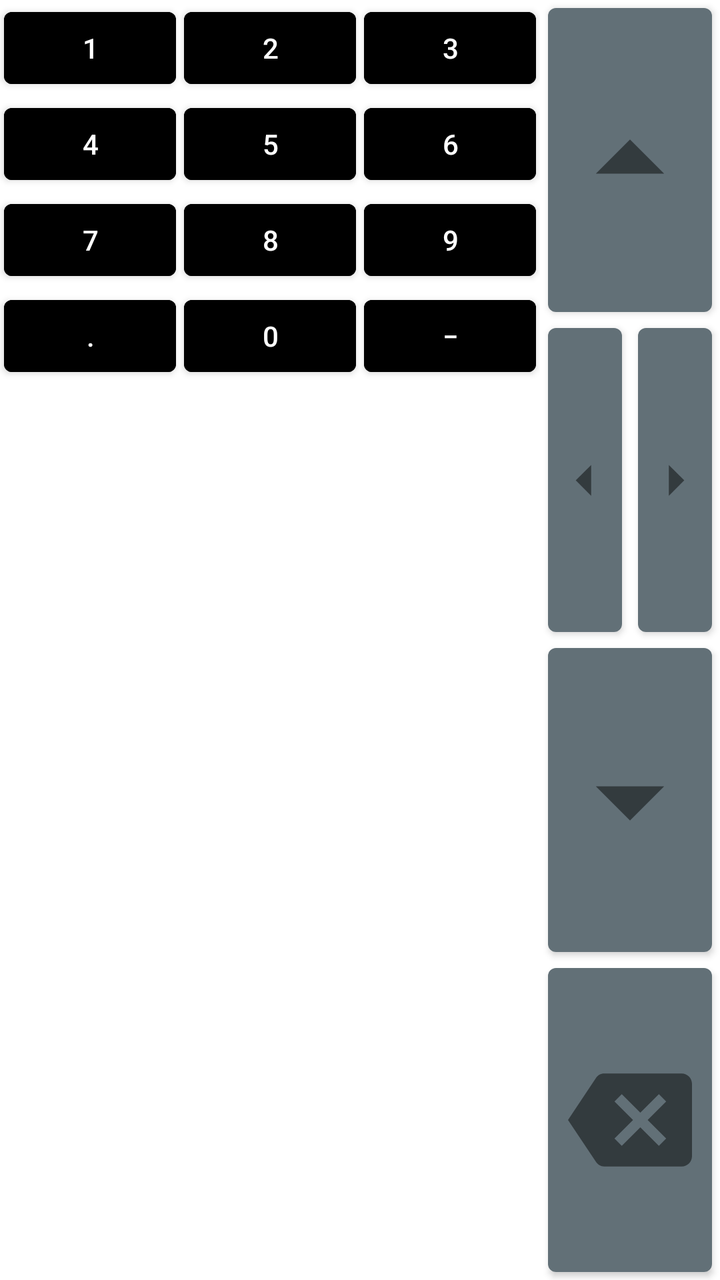
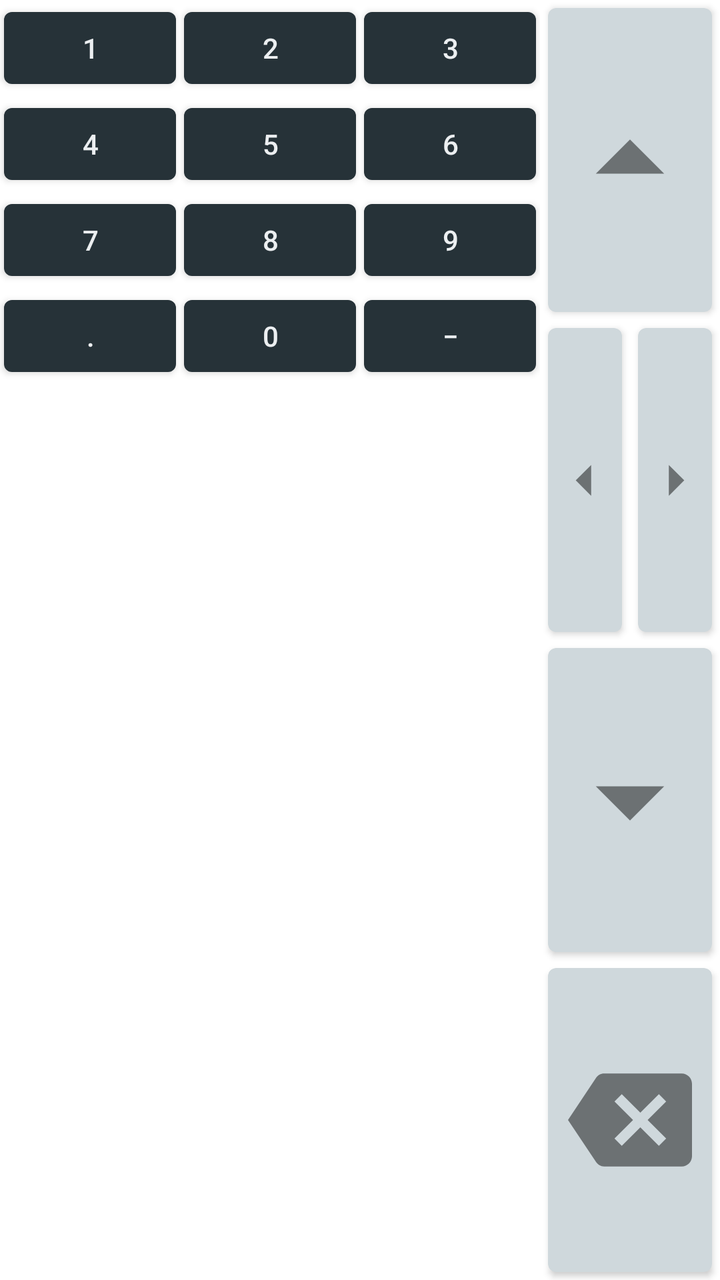

An Android layout rendered at two revisions. The XML below is the earlier revision; the diff shows what the commit changed to produce the second picture.
<!-- AndroidManifest.xml: application theme Theme.Matscape -->
<!-- res/layout/numpad_edit_matrix.xml -->
<?xml version="1.0" encoding="utf-8"?>
<LinearLayout xmlns:android="http://schemas.android.com/apk/res/android"
    xmlns:app="http://schemas.android.com/apk/res-auto"
    xmlns:tools="http://schemas.android.com/tools"
    android:layout_width="match_parent"
    android:layout_height="wrap_content"
    android:baselineAligned="false"
    android:orientation="horizontal">

    <LinearLayout
        android:layout_width="0dp"
        android:layout_height="wrap_content"
        android:layout_weight="1"
        android:orientation="vertical">

        <com.google.android.material.button.MaterialButton
            android:id="@+id/EditNumpad1"
            style="@style/EditMatrixFragMaterialButtons"
            android:text="@string/numpad1" />

        <com.google.android.material.button.MaterialButton
            android:id="@+id/EditNumpad4"
            style="@style/EditMatrixFragMaterialButtons"
            android:text="@string/numpad4" />

        <com.google.android.material.button.MaterialButton
            android:id="@+id/EditNumpad7"
            style="@style/EditMatrixFragMaterialButtons"
            android:text="@string/numpad7" />

        <com.google.android.material.button.MaterialButton
            android:id="@+id/EditNumpadDot"
            style="@style/EditMatrixFragMaterialButtons"
            android:text="@string/numpadDot" />

    </LinearLayout>

    <LinearLayout
        android:layout_width="0dp"
        android:layout_height="wrap_content"
        android:layout_weight="1"
        android:orientation="vertical">

        <com.google.android.material.button.MaterialButton
            android:id="@+id/EditNumpad2"
            style="@style/EditMatrixFragMaterialButtons"
            android:text="@string/numpad2" />

        <com.google.android.material.button.MaterialButton
            android:id="@+id/EditNumpad5"
            style="@style/EditMatrixFragMaterialButtons"
            android:text="@string/numpad5" />

        <com.google.android.material.button.MaterialButton
            android:id="@+id/EditNumpad8"
            style="@style/EditMatrixFragMaterialButtons"
            android:text="@string/numpad8" />

        <com.google.android.material.button.MaterialButton
            android:id="@+id/EditNumpad0"
            style="@style/EditMatrixFragMaterialButtons"
            android:text="@string/numpad0" />

    </LinearLayout>

    <LinearLayout
        android:layout_width="0dp"
        android:layout_height="wrap_content"
        android:layout_weight="1"
        android:orientation="vertical">

        <com.google.android.material.button.MaterialButton
            android:id="@+id/EditNumpad3"
            style="@style/EditMatrixFragMaterialButtons"
            android:text="@string/numpad3" />

        <com.google.android.material.button.MaterialButton
            android:id="@+id/EditNumpad6"
            style="@style/EditMatrixFragMaterialButtons"
            android:text="@string/numpad6" />

        <com.google.android.material.button.MaterialButton
            android:id="@+id/EditNumpad9"
            style="@style/EditMatrixFragMaterialButtons"
            android:text="@string/numpad9" />

        <com.google.android.material.button.MaterialButton
            android:id="@+id/EditNumpadMinus"
            style="@style/EditMatrixFragMaterialButtons"
            android:text="@string/numpadMinus" />

    </LinearLayout>

    <androidx.constraintlayout.widget.ConstraintLayout
        android:layout_width="0dp"
        android:layout_height="match_parent"
        android:layout_weight="1">

        <androidx.cardview.widget.CardView
            android:id="@+id/cardViewUp"
            style="@style/EditMatrixFragNumpadCardViews"
            android:layout_width="match_parent"
            android:layout_height="0dp"
            app:layout_constraintBottom_toTopOf="@+id/linearLayout13"
            app:layout_constraintTop_toTopOf="parent"
            tools:layout_editor_absoluteX="4dp">

            <ImageView
                android:id="@+id/EditNumpadUp"
                style="@style/EditMatrixFragNumpadImageBtns"
                android:contentDescription="@string/desc_edit_keyboard_focus_up"
                android:src="@drawable/ic_mat_edit_up" />
        </androidx.cardview.widget.CardView>

        <LinearLayout
            android:id="@+id/linearLayout13"
            android:layout_width="match_parent"
            android:layout_height="0dp"
            android:orientation="horizontal"
            app:layout_constraintBottom_toTopOf="@+id/cardViewDown"
            app:layout_constraintHeight_percent=".25"
            app:layout_constraintTop_toBottomOf="@+id/cardViewUp"
            tools:ignore="NestedWeights"
            tools:layout_editor_absoluteX="0dp">

            <androidx.cardview.widget.CardView
                style="@style/EditMatrixFragNumpadCardViews"
                android:layout_width="0dp"
                android:layout_height="match_parent">

                <ImageView
                    android:id="@+id/EditNumpadLeft"
                    style="@style/EditMatrixFragNumpadImageBtns"
                    android:contentDescription="@string/desc_edit_keyboard_focus_left"
                    android:src="@drawable/ic_mat_edit_left" />
            </androidx.cardview.widget.CardView>

            <androidx.cardview.widget.CardView
                style="@style/EditMatrixFragNumpadCardViews"
                android:layout_width="0dp"
                android:layout_height="match_parent">

                <ImageView
                    android:id="@+id/EditNumpadRight"
                    style="@style/EditMatrixFragNumpadImageBtns"
                    android:contentDescription="@string/desc_edit_keyboard_focus_right"
                    android:src="@drawable/ic_mat_edit_right" />
            </androidx.cardview.widget.CardView>

        </LinearLayout>

        <androidx.cardview.widget.CardView
            android:id="@+id/cardViewDown"
            style="@style/EditMatrixFragNumpadCardViews"
            android:layout_width="match_parent"
            android:layout_height="0dp"
            app:layout_constraintBottom_toTopOf="@+id/cardViewBackSpace"
            app:layout_constraintTop_toBottomOf="@+id/linearLayout13">

            <ImageView
                android:id="@+id/EditNumpadDown"
                style="@style/EditMatrixFragNumpadImageBtns"
                android:contentDescription="@string/desc_edit_keyboard_focus_down"
                android:src="@drawable/ic_mat_edit_down" />
        </androidx.cardview.widget.CardView>

        <androidx.cardview.widget.CardView
            android:id="@+id/cardViewBackSpace"
            style="@style/EditMatrixFragNumpadCardViews"
            android:layout_width="match_parent"
            android:layout_height="0dp"
            app:layout_constraintBottom_toBottomOf="parent"
            app:layout_constraintTop_toBottomOf="@+id/cardViewDown">

            <ImageView
                android:id="@+id/EditNumpadBackSpace"
                style="@style/EditMatrixFragNumpadImageBtns"
                android:contentDescription="@string/desc_keyboard_backspace"
                android:padding="10dp"
                android:src="@drawable/ic_mat_edit_backspace" />
        </androidx.cardview.widget.CardView>

    </androidx.constraintlayout.widget.ConstraintLayout>
</LinearLayout>
<!-- resources referenced by this layout -->
<resources>
  <!-- drawable ic_mat_edit_down (drawable) -->
  <vector android:alpha="0.8" android:height="24dp"
      android:tint="?attr/colorControlNormal" android:viewportHeight="24"
      android:viewportWidth="24" android:width="24dp" xmlns:android="http://schemas.android.com/apk/res/android">
      <path android:fillColor="@android:color/white" android:pathData="M7,10l5,5 5,-5z"/>
  </vector>
  <!-- drawable ic_mat_edit_left (drawable) -->
  <vector android:alpha="0.8" android:autoMirrored="true"
      android:height="24dp" android:tint="?attr/colorControlNormal"
      android:viewportHeight="24" android:viewportWidth="24"
      android:width="24dp" xmlns:android="http://schemas.android.com/apk/res/android">
      <path android:fillColor="@android:color/white" android:pathData="M14,7l-5,5 5,5V7z"/>
  </vector>
  <!-- drawable ic_mat_edit_up (drawable) -->
  <vector android:alpha="0.8" android:height="24dp"
      android:tint="?attr/colorControlNormal" android:viewportHeight="24"
      android:viewportWidth="24" android:width="24dp" xmlns:android="http://schemas.android.com/apk/res/android">
      <path android:fillColor="@android:color/white" android:pathData="M7,14l5,-5 5,5z"/>
  </vector>
  <string name="desc_edit_keyboard_focus_down">Move Focus DOWN</string>
  <string name="desc_edit_keyboard_focus_left">Move Focus LEFT</string>
  
      ////for HomePage Keyboard
  <string name="desc_edit_keyboard_focus_right">Move Focus RIGHT</string>
  <string name="desc_edit_keyboard_focus_up">Move Focus UP</string>
  <string name="desc_keyboard_backspace">BackSpace</string>
  
      //for How to Use Section
  <string name="numpad0" translatable="false">0</string>
  <string name="numpad1" translatable="false">1</string>
  <string name="numpad2" translatable="false">2</string>
  <string name="numpad3" translatable="false">3</string>
  <string name="numpad4" translatable="false">4</string>
  <string name="numpad5" translatable="false">5</string>
  <string name="numpad6" translatable="false">6</string>
  <string name="numpad7" translatable="false">7</string>
  <string name="numpad8" translatable="false">8</string>
  <string name="numpad9" translatable="false">9</string>
  <string name="numpadDot" translatable="false">.</string>
  <string name="numpadMinus" translatable="false">‒</string>
  <style name="EditMatrixFragMaterialButtons">
          <item name="android:layout_width">wrap_content</item>
          <item name="android:layout_height">wrap_content</item>
          <item name="android:layout_marginStart">2dp</item>
          <item name="android:layout_marginEnd">2dp</item>
          <item name="android:backgroundTint">@color/black</item>
      </style>
  
      //for EditMatrixFragment Keypad Arrow CardViews
  <style name="EditMatrixFragNumpadCardViews">
          <item name="android:layout_weight">1</item>
          <item name="android:layout_margin">4dp</item>
          <item name="cardCornerRadius">4dp</item>
      </style>
  
      //for EditMatrixFragment Keypad Arrow ImageViews
  <style name="EditMatrixFragNumpadImageBtns">
          <item name="android:layout_width">match_parent</item>
          <item name="android:layout_height">match_parent</item>
          <item name="android:background">@color/light_blue_black</item>
          <item name="android:foreground">?attr/selectableItemBackgroundBorderless</item>
          <item name="android:clickable">true</item>
          <item name="android:focusable">true</item>
      </style>
  
      //for Sub Matrix Checkboxes
  <color name="black">#FF000000</color>
  <color name="light_blue_black">#627077</color>
  <color name="blue_black">#263238</color>
  <color name="white">#FFFFFFFF</color>
  <!-- unchanged entries left out for length: 3 -->
</resources>

<!-- the commit's change to res/layout/numpad_edit_matrix.xml (unified diff, before → after) -->
@@ -4,6 +4,7 @@
     xmlns:tools="http://schemas.android.com/tools"
     android:layout_width="match_parent"
     android:layout_height="wrap_content"
+    android:background="@color/home_numpad_bg_color"
     android:baselineAligned="false"
     android:orientation="horizontal">
 
<!-- resource entries referenced after the edit -->
@@ -1,5 +1,6 @@
 <!-- resources referenced by this layout -->
 <resources>
+  <color name="home_numpad_bg_color">#FFFFFF</color>
   <!-- drawable ic_mat_edit_down (drawable) -->
   <vector android:alpha="0.8" android:height="24dp"
       android:tint="?attr/colorControlNormal" android:viewportHeight="24"
@@ -45,7 +46,8 @@
           <item name="android:layout_height">wrap_content</item>
           <item name="android:layout_marginStart">2dp</item>
           <item name="android:layout_marginEnd">2dp</item>
-          <item name="android:backgroundTint">@color/black</item>
+          <item name="background">@color/home_numpad_button_color</item>
+          <item name="android:textColor">@color/home_numpad_text_color</item>
       </style>
   
       //for EditMatrixFragment Keypad Arrow CardViews
@@ -53,19 +55,22 @@
           <item name="android:layout_weight">1</item>
           <item name="android:layout_margin">4dp</item>
           <item name="cardCornerRadius">4dp</item>
+          <item name="android:backgroundTint">@color/home_numpad_mat_opr_bg_color</item>
       </style>
   
       //for EditMatrixFragment Keypad Arrow ImageViews
   <style name="EditMatrixFragNumpadImageBtns">
           <item name="android:layout_width">match_parent</item>
           <item name="android:layout_height">match_parent</item>
-          <item name="android:background">@color/light_blue_black</item>
           <item name="android:foreground">?attr/selectableItemBackgroundBorderless</item>
           <item name="android:clickable">true</item>
           <item name="android:focusable">true</item>
       </style>
   
       //for Sub Matrix Checkboxes
+  <color name="home_numpad_button_color">#212121</color>
+  <color name="home_numpad_text_color">#ECEFF1</color>
+  <color name="home_numpad_mat_opr_bg_color">#CFD8DC</color>
   <color name="black">#FF000000</color>
   <color name="light_blue_black">#627077</color>
   <color name="blue_black">#263238</color>
